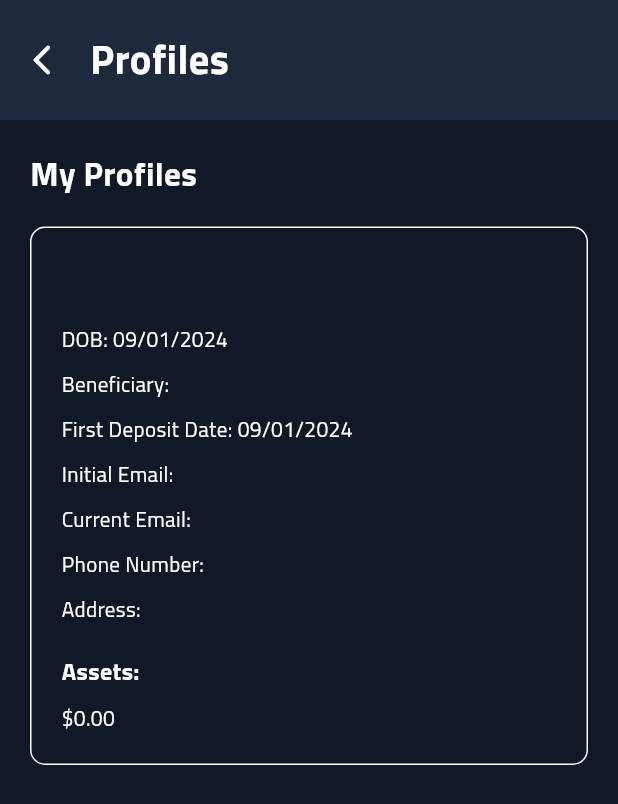
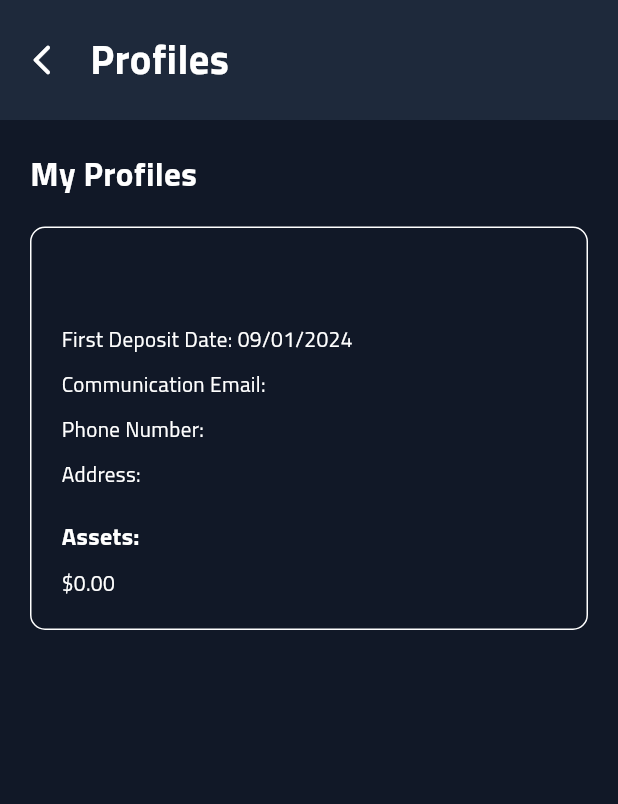
Before and after one commit to zaminshaikh/team_shaikh_app, a Flutter app: the ProfilesPage screen opened directly, on a phone screen of 412 x 824 dp. Shown: the top 804 px of the screen. Run offline on Flutter 3.47's test engine with Material 3 defaults, Android fonts, the phone set to English and light mode, and no system bars; our stand-ins replace cloud_firestore, firebase_auth, firebase_core, firebase_messaging, firebase_storage, fl_chart and 7 more; missing offline and left inert: flutter_pdfview; accounts and stored records are empty.

Commit message:
Some profiles info was eliminated

```diff
--- a/lib/screens/profile/components/profiles.dart
+++ b/lib/screens/profile/components/profiles.dart
@@ -399,7 +399,6 @@ List<String> assetsFormatted = [];
             child: Row(
               crossAxisAlignment: CrossAxisAlignment.start,
               children: [
-                // name and icon
                 Column(
                   crossAxisAlignment: CrossAxisAlignment.start,
                   children: [
@@ -414,24 +413,6 @@ List<String> assetsFormatted = [];
                     ),
                     const SizedBox(height: 15),
                     Text(
-                      'DOB: $userDob', // Assuming dob is a DateTime or String variable
-                      style: const TextStyle(
-                        fontSize: 14,
-                        color: Color.fromRGBO(255, 255, 255, 1),
-                        fontFamily: 'Titillium Web',
-                      ),
-                    ),
-                    const SizedBox(height: 10),
-                    Text(
-                      'Beneficiary: $beneficiary', // Assuming beneficiary is a String variable
-                      style: const TextStyle(
-                        fontSize: 14,
-                        color: Color.fromRGBO(255, 255, 255, 1),
-                        fontFamily: 'Titillium Web',
-                      ),
-                    ),
-                    const SizedBox(height: 10),
-                    Text(
                       'First Deposit Date: $userFirstDepositDate', // Assuming firstDepositDate is a String variable
                       style: const TextStyle(
                         fontSize: 14,
@@ -441,16 +422,7 @@ List<String> assetsFormatted = [];
                     ),
                     const SizedBox(height: 10),
                     Text(
-                      'Initial Email: $initEmail', // Assuming initEmail is a String variable
-                      style: const TextStyle(
-                        fontSize: 14,
-                        color: Color.fromRGBO(255, 255, 255, 1),
-                        fontFamily: 'Titillium Web',
-                      ),
-                    ),
-                    const SizedBox(height: 10),
-                    Text(
-                      'Current Email: ${appEmail?.isEmpty ?? true ? initEmail : appEmail}', // Use initEmail if appEmail is null or empty
+                      'Communication Email: $initEmail', // Assuming initEmail is a String variable
                       style: const TextStyle(
                         fontSize: 14,
                         color: Color.fromRGBO(255, 255, 255, 1),
@@ -571,24 +543,6 @@ List<String> assetsFormatted = [];
                     ),
                     const SizedBox(height: 15),
                     Text(
-                      'DOB: ${userDobs[index]}',
-                      style: const TextStyle(
-                        fontSize: 14,
-                        color: Color.fromRGBO(255, 255, 255, 1),
-                        fontFamily: 'Titillium Web',
-                      ),
-                    ),
-                    const SizedBox(height: 10),
-                    Text(
-                      'Beneficiary: ${beneficiaries[index]}', // Adjusted
-                      style: const TextStyle(
-                        fontSize: 14,
-                        color: Color.fromRGBO(255, 255, 255, 1),
-                        fontFamily: 'Titillium Web',
-                      ),
-                    ),
-                    const SizedBox(height: 10),
-                    Text(
                       'First Deposit Date: ${userFirstDepositDates[index]}', // Adjusted
                       style: const TextStyle(
                         fontSize: 14,
@@ -598,16 +552,7 @@ List<String> assetsFormatted = [];
                     ),
                     const SizedBox(height: 10),
                     Text(
-                      'Initial Email: ${initEmails[index]}', // Adjusted
-                      style: const TextStyle(
-                        fontSize: 14,
-                        color: Color.fromRGBO(255, 255, 255, 1),
-                        fontFamily: 'Titillium Web',
-                      ),
-                    ),
-                    const SizedBox(height: 10),
-                    Text(
-                      'Current Email: ${userEmails[index]}', // Adjusted
+                      'Communication Email: ${initEmails[index]}', // Adjusted
                       style: const TextStyle(
                         fontSize: 14,
                         color: Color.fromRGBO(255, 255, 255, 1),
```
